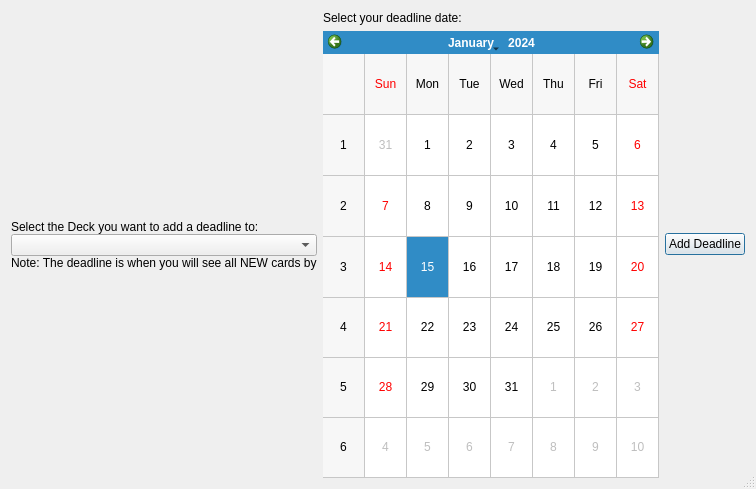
BSCrumpton/Deadline2, file CalForm/form.ui: the form before one commit.
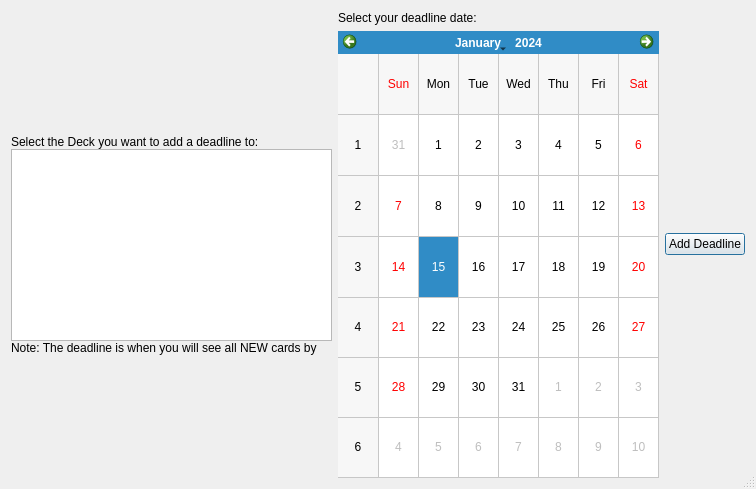
The form after the commit.

Commit message:
changed add form from ComboBox to ListWidget
this will let you do multiple select for a single deadline date

Diff of the .ui file:
```diff
--- a/CalForm/form.ui
+++ b/CalForm/form.ui
@@ -66,14 +66,7 @@
         </widget>
        </item>
        <item>
-        <widget class="QComboBox" name="comboBox">
-         <property name="sizePolicy">
-          <sizepolicy hsizetype="Preferred" vsizetype="Preferred">
-           <horstretch>0</horstretch>
-           <verstretch>0</verstretch>
-          </sizepolicy>
-         </property>
-        </widget>
+        <widget class="QListWidget" name="listWidget"/>
        </item>
        <item>
         <widget class="QLabel" name="label_2">
```
The commit also changes 2 other files.
